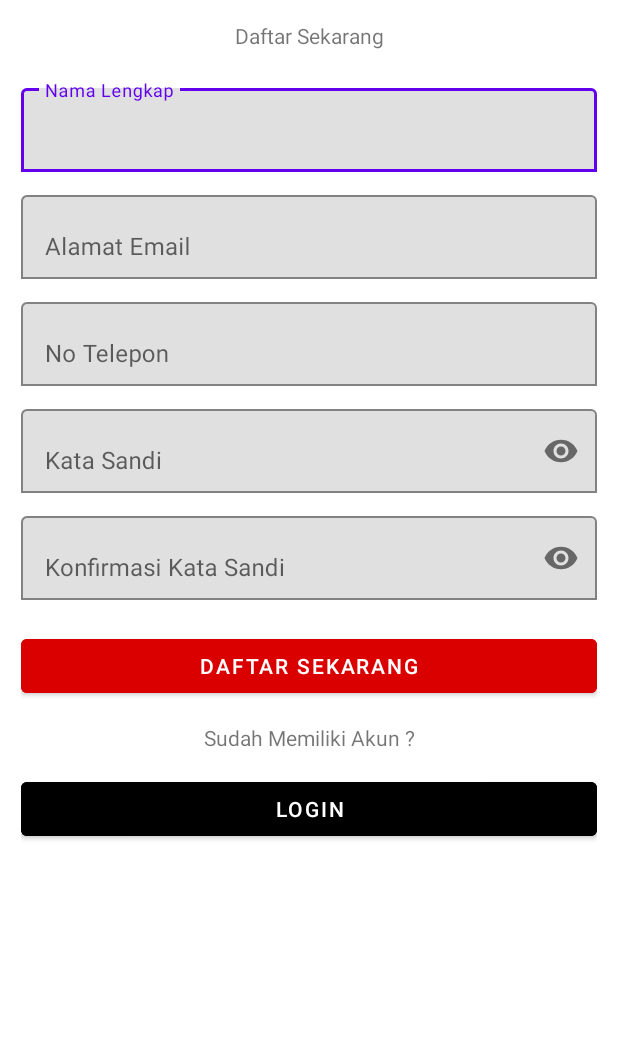
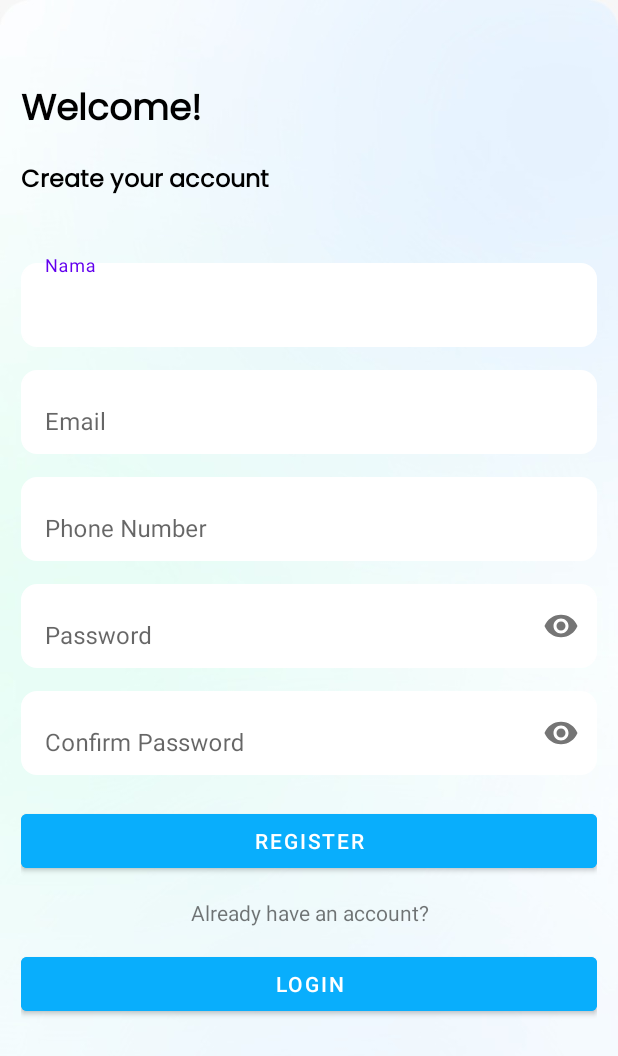
Before and after one commit to mraihanfauzii/Motion5Workly, an Android app: the RegisterActivity screen opened directly, with no data from a screen before it, on a phone screen of 412 x 824 dp. Shown: the top 1056 px of the screen. Run offline under Robolectric (Android 15) with nearby library versions, the phone set to English and light mode, and no system bars; our stand-ins replace Firebase (no records; nobody signed in at launch, a user with empty details on screens opened directly).

Commit message:
Workly V2.8 Update -Update UI
Pencarian, Booking, Following tidak sempat dibuat

```diff
--- a/app/src/main/res/layout/activity_register.xml
+++ b/app/src/main/res/layout/activity_register.xml
@@ -4,6 +4,7 @@
     xmlns:tools="http://schemas.android.com/tools"
     android:layout_width="match_parent"
     android:layout_height="match_parent"
+    android:background="@drawable/bck"
     tools:context=".RegisterActivity">
 
     <LinearLayout
@@ -11,11 +12,33 @@
         android:layout_height="wrap_content"
         android:orientation="vertical"
         android:padding="14dp">
+
         <TextView
-            android:layout_width="match_parent"
+            android:layout_width="197dp"
+            android:layout_height="44dp"
+            android:layout_above="@+id/tv_2"
+            android:layout_alignParentTop="true"
+            android:layout_alignParentEnd="true"
+            android:layout_marginTop="40dp"
+            android:layout_marginEnd="204dp"
+            android:layout_marginBottom="9dp"
+            android:fontFamily="@font/pops"
+            android:text="Welcome!"
+            android:textColor="#000000"
+            android:textSize="24dp"
+            android:textStyle="bold" />
+
+        <TextView
+            android:id="@+id/tv_2"
+            android:layout_width="wrap_content"
             android:layout_height="wrap_content"
-            android:textAlignment="center"
-            android:text="Daftar Sekarang" />
+            android:layout_above="@+id/layout1"
+            android:layout_marginBottom="16dp"
+            android:fontFamily="@font/pops"
+            android:text="Create your account"
+            android:textColor="#000000"
+            android:textSize="16dp"
+            android:textStyle="bold" />
         <com.google.android.material.textfield.TextInputLayout
             android:layout_width="match_parent"
             android:layout_height="wrap_content"
@@ -23,10 +46,11 @@
             app:boxBackgroundMode="outline">
             <EditText
                 android:id="@+id/full_name"
+                android:background="@drawable/border"
                 android:layout_width="match_parent"
                 android:layout_height="wrap_content"
                 android:inputType="textPersonName"
-                android:hint="Nama Lengkap"/>
+                android:hint="Nama"/>
         </com.google.android.material.textfield.TextInputLayout>
 
         <com.google.android.material.textfield.TextInputLayout
@@ -37,9 +61,10 @@
             <EditText
                 android:id="@+id/email"
                 android:layout_width="match_parent"
+                android:background="@drawable/border"
                 android:layout_height="wrap_content"
                 android:inputType="textEmailAddress"
-                android:hint="Alamat Email"/>
+                android:hint="Email"/>
         </com.google.android.material.textfield.TextInputLayout>
 
         <com.google.android.material.textfield.TextInputLayout
@@ -51,8 +76,9 @@
                 android:id="@+id/no_telepon"
                 android:layout_width="match_parent"
                 android:layout_height="wrap_content"
+                android:background="@drawable/border"
                 android:inputType="phone"
-                android:hint="No Telepon"/>
+                android:hint="Phone Number"/>
         </com.google.android.material.textfield.TextInputLayout>
 
         <com.google.android.material.textfield.TextInputLayout
@@ -65,8 +91,9 @@
                 android:id="@+id/password"
                 android:layout_width="match_parent"
                 android:layout_height="wrap_content"
+                android:background="@drawable/border"
                 android:inputType="textPassword"
-                android:hint="Kata Sandi"/>
+                android:hint="Password"/>
         </com.google.android.material.textfield.TextInputLayout>
 
         <com.google.android.material.textfield.TextInputLayout
@@ -80,7 +107,8 @@
                 android:layout_width="match_parent"
                 android:layout_height="wrap_content"
                 android:inputType="textPassword"
-                android:hint="Konfirmasi Kata Sandi"/>
+                android:background="@drawable/border"
+                android:hint="Confirm Password"/>
         </com.google.android.material.textfield.TextInputLayout>
 
         <Button
@@ -88,19 +116,19 @@
             android:layout_width="match_parent"
             android:layout_height="wrap_content"
             android:layout_marginTop="20dp"
-            android:backgroundTint="#db0000"
-            android:text="Daftar Sekarang"/>
+            android:backgroundTint="#09AEFC"
+            android:text="register"/>
         <TextView
             android:layout_width="match_parent"
             android:layout_height="wrap_content"
-            android:text="Sudah Memiliki Akun ?"
+            android:text="Already have an account?"
             android:textAlignment="center"
             android:layout_marginTop="14dp"/>
         <Button
             android:id="@+id/btn_login"
             android:layout_width="match_parent"
             android:layout_height="wrap_content"
-            android:backgroundTint="@color/black"
+            android:backgroundTint="#09AEFC"
             android:layout_marginTop="14dp"
             android:text="Login"/>
     </LinearLayout>
```
Also changed, not shown: app/src/main/res/layout/activity_login.xml (+7 -6 lines), app/src/main/res/layout/activity_onboarding1.xml (+11 -24 lines), app/src/main/res/layout/fragment_profile.xml (+23 -23 lines), app/src/main/res/drawable/coin.png (added).
